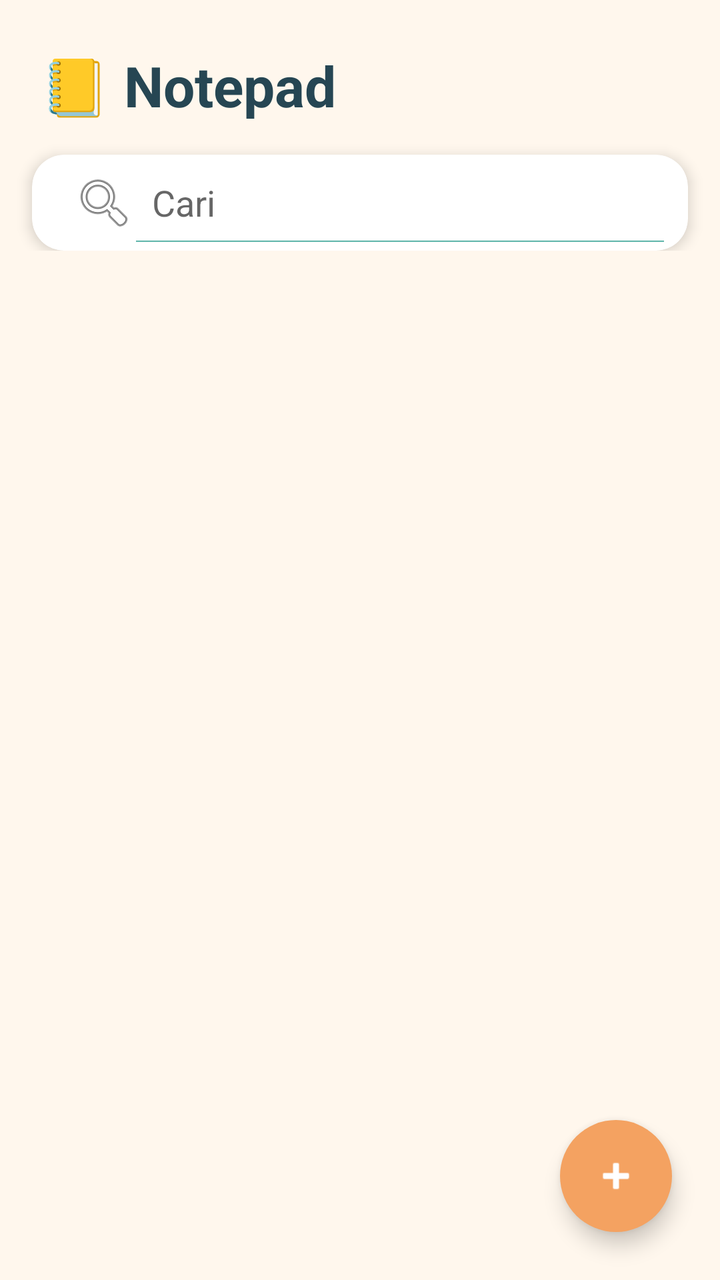
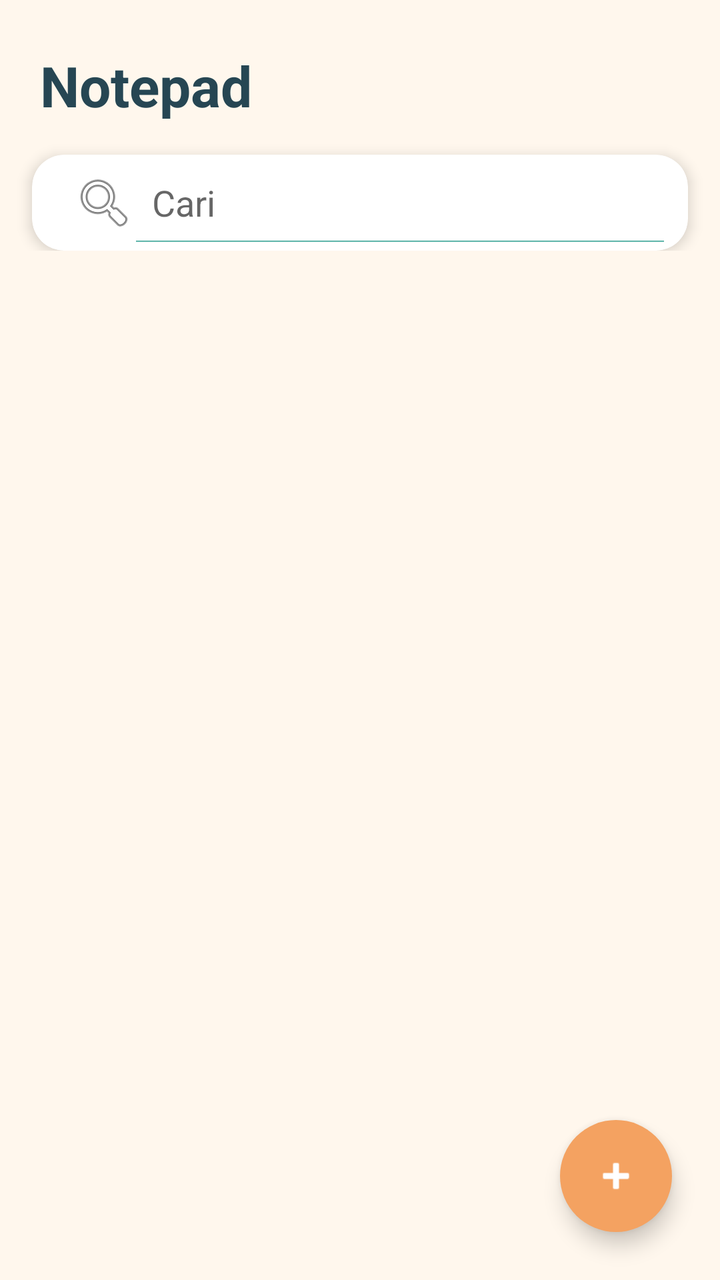

Compare the two renders of this Android layout. The source of the first and the diff that turns it into the second are given below.
<!-- AndroidManifest.xml: application theme Theme.Notes -->
<!-- res/layout/activity_main.xml -->
<?xml version="1.0" encoding="utf-8"?>
<androidx.coordinatorlayout.widget.CoordinatorLayout xmlns:android="http://schemas.android.com/apk/res/android"
    xmlns:app="http://schemas.android.com/apk/res-auto"
    xmlns:tools="http://schemas.android.com/tools"
    android:id="@+id/main"
    android:layout_width="match_parent"
    android:layout_height="match_parent"
    android:background="@color/cream_background">

    <com.google.android.material.appbar.AppBarLayout
        android:layout_width="match_parent"
        android:layout_height="wrap_content"
        android:background="@android:color/transparent"
        app:elevation="0dp">

        <LinearLayout
            android:layout_width="match_parent"
            android:layout_height="wrap_content"
            android:orientation="vertical"
            android:paddingBottom="8dp">

            <TextView
                android:id="@+id/tvAppName"
                android:layout_width="wrap_content"
                android:layout_height="wrap_content"
                android:layout_marginHorizontal="20dp"
                android:layout_marginTop="24dp"
                android:layout_marginBottom="16dp"
                android:text="📒 Notepad"
                android:textColor="@color/dark_blue_text"
                android:textSize="28sp"
                android:textStyle="bold" />

            <androidx.cardview.widget.CardView
                android:id="@+id/cvSearch"
                android:layout_width="match_parent"
                android:layout_height="wrap_content"
                android:layout_marginHorizontal="16dp"
                app:cardCornerRadius="16dp"
                app:cardElevation="4dp">

                <SearchView
                    android:id="@+id/searchView"
                    android:layout_width="match_parent"
                    android:layout_height="wrap_content"
                    android:background="@android:color/transparent"
                    android:iconifiedByDefault="false"
                    android:padding="4dp"
                    android:queryHint="Cari"
                    android:searchIcon="@android:drawable/ic_menu_search" />
            </androidx.cardview.widget.CardView>
        </LinearLayout>
    </com.google.android.material.appbar.AppBarLayout>

    <androidx.recyclerview.widget.RecyclerView
        android:id="@+id/recyclerView"
        android:layout_width="match_parent"
        android:layout_height="match_parent"
        android:clipToPadding="false"
        android:paddingHorizontal="8dp"
        android:paddingTop="8dp"
        android:paddingBottom="100dp"
        app:layout_behavior="@string/appbar_scrolling_view_behavior"
        tools:listitem="@layout/list_item" />

    
    <include
        android:id="@+id/emptyState"
        layout="@layout/empty_state"
        android:visibility="gone" />

    <com.google.android.material.floatingactionbutton.ExtendedFloatingActionButton
        android:id="@+id/fabAdd"
        android:layout_width="wrap_content"
        android:layout_height="wrap_content"
        android:layout_gravity="bottom|end"
        android:layout_margin="24dp"
        android:text=""
        android:textColor="@color/white"
        app:backgroundTint="@color/orange_primary"
        app:icon="@android:drawable/ic_input_add"
        app:iconTint="@color/white" />

</androidx.coordinatorlayout.widget.CoordinatorLayout>
<!-- res/layout/list_item.xml (included above) -->
<?xml version="1.0" encoding="utf-8"?>
<androidx.cardview.widget.CardView xmlns:android="http://schemas.android.com/apk/res/android"
    xmlns:app="http://schemas.android.com/apk/res-auto"
    android:layout_width="match_parent"
    android:layout_height="wrap_content"
    android:layout_marginHorizontal="12dp"
    android:layout_marginVertical="6dp"
    app:cardCornerRadius="16dp"
    app:cardElevation="3dp"
    app:cardBackgroundColor="@color/white">

    <LinearLayout
        android:layout_width="match_parent"
        android:layout_height="wrap_content"
        android:orientation="horizontal"
        android:padding="16dp"
        android:gravity="center_vertical">

        
        <FrameLayout
            android:id="@+id/emojiContainer"
            android:layout_width="48dp"
            android:layout_height="48dp"
            android:background="@drawable/bg_emoji_circle"
            android:layout_marginEnd="16dp">

            <TextView
                android:id="@+id/tvEmoji"
                android:layout_width="wrap_content"
                android:layout_height="wrap_content"
                android:layout_gravity="center"
                android:text="📝"
                android:textSize="22sp" />
        </FrameLayout>

        
        <LinearLayout
            android:layout_width="0dp"
            android:layout_height="wrap_content"
            android:layout_weight="1"
            android:orientation="vertical">

            <TextView
                android:id="@+id/tvTitle"
                android:layout_width="match_parent"
                android:layout_height="wrap_content"
                android:text="Judul Catatan"
                android:textSize="18sp"
                android:textStyle="bold"
                android:textColor="@color/dark_blue_text" />

            <TextView
                android:id="@+id/tvContent"
                android:layout_width="match_parent"
                android:layout_height="wrap_content"
                android:text="Isi catatan singkat yang lucu ✨"
                android:maxLines="1"
                android:ellipsize="end"
                android:textSize="14sp"
                android:textColor="@color/green_tosca_text"
                android:layout_marginTop="2dp" />
        </LinearLayout>

        
        <TextView
            android:id="@+id/tvFavorite"
            android:layout_width="wrap_content"
            android:layout_height="wrap_content"
            android:text="⭐"
            android:textSize="18sp"
            android:layout_marginStart="8dp"
            android:visibility="gone" />

    </LinearLayout>
</androidx.cardview.widget.CardView>
<!-- res/layout/empty_state.xml (included above) -->
<?xml version="1.0" encoding="utf-8"?>
<LinearLayout xmlns:android="http://schemas.android.com/apk/res/android"
    android:layout_width="wrap_content"
    android:layout_height="wrap_content"
    android:layout_gravity="center"
    android:gravity="center"
    android:orientation="vertical">

    <TextView
        android:layout_width="wrap_content"
        android:layout_height="wrap_content"
        android:text="Belum ada catatan nih"
        android:textColor="@color/dark_blue_text"
        android:textSize="18sp"
        android:textStyle="bold" />

    <TextView
        android:layout_width="wrap_content"
        android:layout_height="wrap_content"
        android:text="Yuk, tulis cerita mu hari ini!"
        android:textColor="@color/green_tosca_text"
        android:textSize="14sp" />

</LinearLayout>
<!-- resources referenced by this layout -->
<resources>
  <color name="cream_background">#FFF7ED</color>
  <color name="dark_blue_text">#264653</color>
  <color name="green_tosca_text">#2A9D8F</color>
  <color name="orange_primary">#F4A261</color>
  <color name="white">#FFFFFFFF</color>
  <!-- drawable bg_emoji_circle (drawable) -->
  <?xml version="1.0" encoding="utf-8"?>
  <shape xmlns:android="http://schemas.android.com/apk/res/android"
      android:shape="oval">
      <solid android:color="#FFF2E6" />
  </shape>
  <style name="Theme.Notes" parent="Base.Theme.Notes" />
  <style name="Base.Theme.Notes" parent="Theme.MaterialComponents.DayNight.NoActionBar">
          
          <item name="colorPrimary">@color/orange_primary</item>
          <item name="colorPrimaryVariant">@color/red_brick_secondary</item>
          <item name="colorOnPrimary">@color/white</item>
          
          <item name="colorSecondary">@color/green_tosca_text</item>
          <item name="colorSecondaryVariant">@color/green_tosca_text</item>
          <item name="colorOnSecondary">@color/white</item>
          
          <item name="android:statusBarColor">@color/cream_background</item>
          <item name="android:windowLightStatusBar">true</item>
          
          <item name="android:windowBackground">@color/cream_background</item>
          
          <item name="android:textColorPrimary">@color/dark_blue_text</item>
          <item name="android:textColorSecondary">@color/green_tosca_text</item>
      </style>
  <color name="red_brick_secondary">#E76F51</color>
</resources>

<!-- the commit's change to res/layout/activity_main.xml (unified diff, before → after) -->
@@ -26,7 +26,7 @@
                 android:layout_marginHorizontal="20dp"
                 android:layout_marginTop="24dp"
                 android:layout_marginBottom="16dp"
-                android:text="📒 Notepad"
+                android:text="Notepad"
                 android:textColor="@color/dark_blue_text"
                 android:textSize="28sp"
                 android:textStyle="bold" />
@@ -114,7 +114,6 @@
                 android:layout_width="wrap_content"
                 android:layout_height="wrap_content"
                 android:layout_gravity="center"
-                android:text="📝"
                 android:textSize="22sp" />
         </FrameLayout>
 
